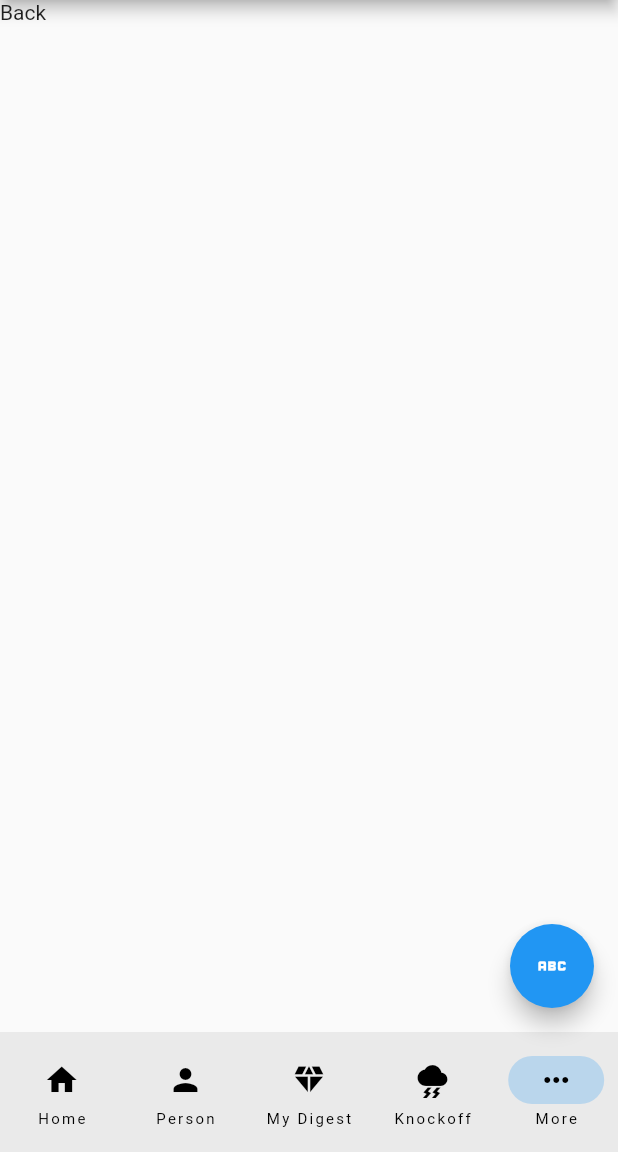
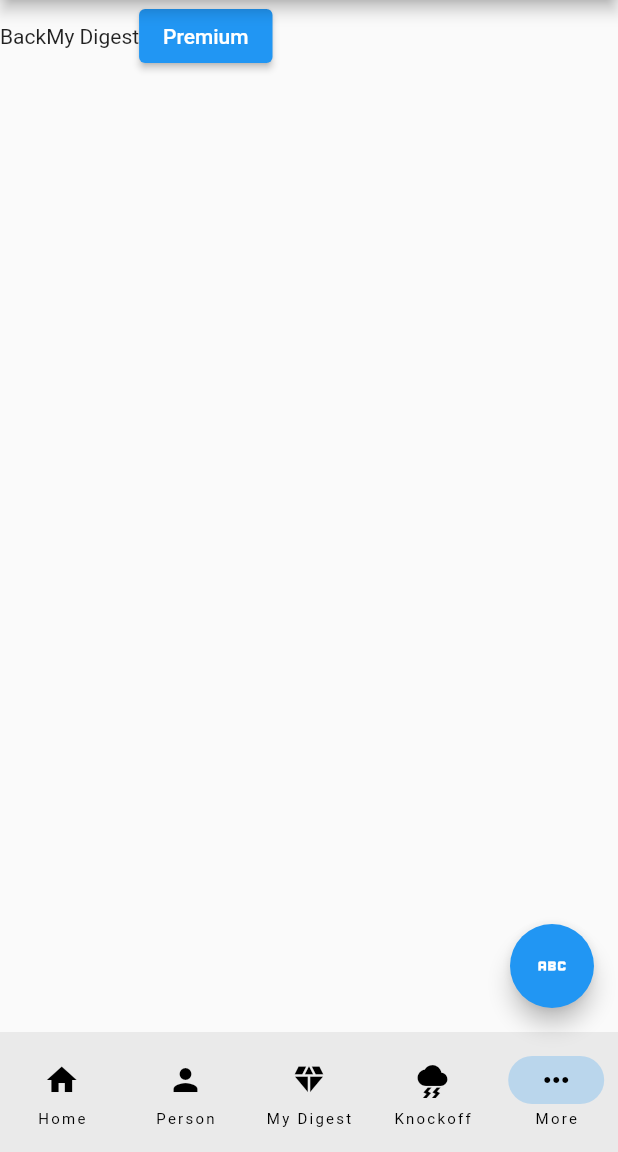
Before and after one commit to harshilpatel9999/my_demo, a Flutter app: the screen it shows after launch, on a phone screen of 412 x 824 dp, the part 84-1236 px from its top. Run offline on Flutter 3.47's test engine with Material 2 defaults, Android fonts, the phone set to English and light mode, and no system bars.

Commit message:
save 22/5

```diff
--- a/lib/more_figma.dart
+++ b/lib/more_figma.dart
@@ -10,10 +10,20 @@ class MoreFigmaPage extends StatelessWidget {
 
   @override
   Widget build(BuildContext context) {
-    return const MaterialApp(
-      home: Scaffold(
-        body: Text('Back'),
+    return MaterialApp(
+        home: Scaffold(
+      body: Row(
+        children: [
+          const Text('Back'),
+          const Text('My Digest'),
+          ElevatedButton(
+            onPressed: () {
+              print('Answer choosen');
+            },
+            child: const Text('Premium'),
+          ),
+        ],
       ),
-    );
+    ));
   }
 }
```
